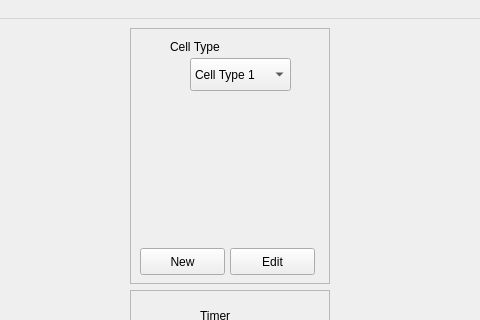
This is gameOfLife.ui in LuckCow/cellular-automata as Qt 5 draws it before an edit; both pictures show x 401 to 881 and y 0 to 320 of the 1263 by 839 pixel window. The edited form follows.
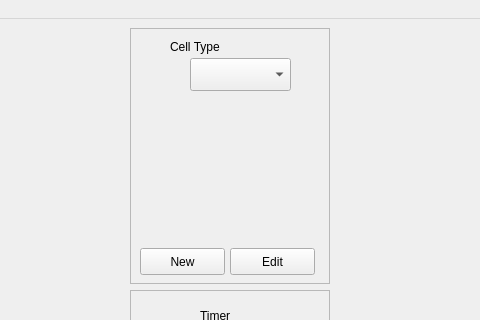
This is the edited form.

Commit message: added ability to select and add to cellsets form gui

Diff of the .ui file:
```diff
--- a/gameOfLife.ui
+++ b/gameOfLife.ui
@@ -55,16 +55,6 @@
              <height>33</height>
             </rect>
            </property>
-           <item>
-            <property name="text">
-             <string>Cell Type 1</string>
-            </property>
-           </item>
-           <item>
-            <property name="text">
-             <string>CT2</string>
-            </property>
-           </item>
           </widget>
           <widget class="QPushButton" name="pushButton">
            <property name="geometry">
```
Left out of the diff: 23 changed lines with no effect on the pictures. The commit also changes 5 other files.
